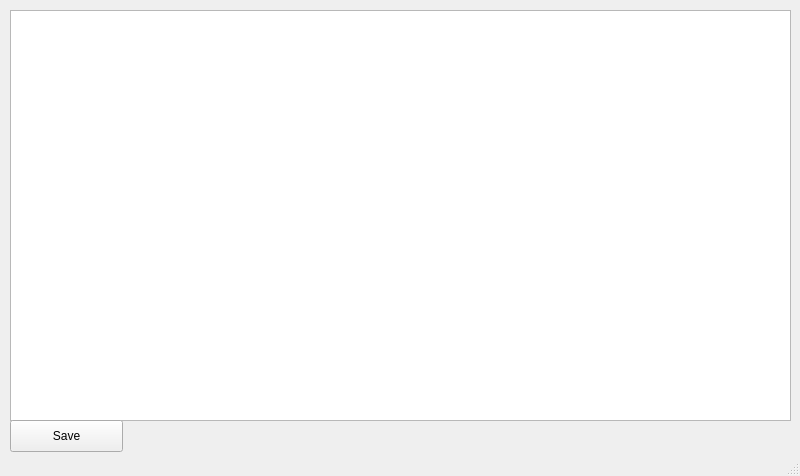
RossKnapman/QtDiary, file qtdiary.ui: the form before one commit.
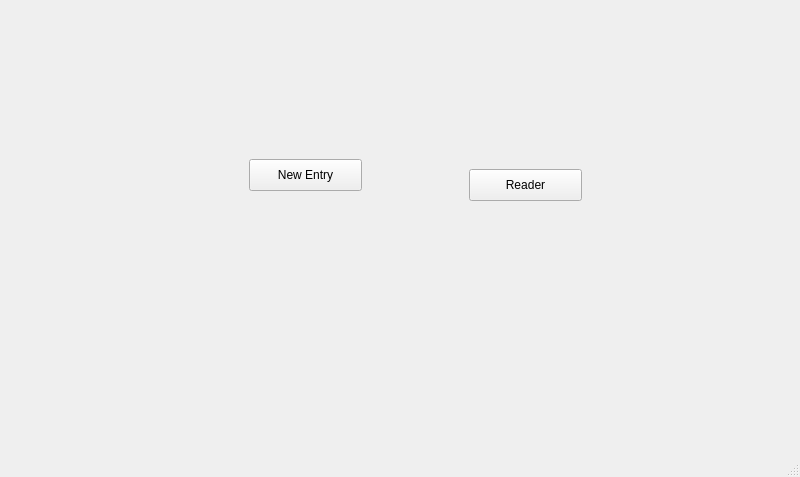
The form after the commit. The open tabs and pages were chosen to show the change.

Commit message: Can now read from the database

What changed in the file:
```diff
--- a/qtdiary.ui
+++ b/qtdiary.ui
@@ -7,28 +7,69 @@
     <x>0</x>
     <y>0</y>
     <width>800</width>
-    <height>476</height>
+    <height>477</height>
    </rect>
   </property>
   <property name="windowTitle">
    <string>QtDiary</string>
   </property>
   <widget class="QWidget" name="centralwidget">
+   <widget class="QStackedWidget" name="stackedWidget">
+    <property name="geometry">
+     <rect>
+      <x>9</x>
+      <y>9</y>
+      <width>781</width>
+      <height>431</height>
+     </rect>
+    </property>
+    <property name="currentIndex">
+     <number>2</number>
+    </property>
+    <widget class="QWidget" name="HomePage">
+     <widget class="QPushButton" name="newButton">
+      <property name="geometry">
+       <rect>
+        <x>240</x>
+        <y>150</y>
+        <width>113</width>
+        <height>32</height>
+       </rect>
+      </property>
+      <property name="text">
+       <string>New Entry</string>
+      </property>
+     </widget>
+     <widget class="QPushButton" name="readButton">
+      <property name="geometry">
+       <rect>
+        <x>460</x>
+        <y>160</y>
+        <width>113</width>
+        <height>32</height>
+       </rect>
+      </property>
+      <property name="text">
+       <string>Reader</string>
+      </property>
+     </widget>
+    </widget>
+    <widget class="QWidget" name="WritePage">
    <widget class="QTextEdit" name="textEdit">
     <property name="geometry">
      <rect>
-      <x>10</x>
-      <y>10</y>
+        <x>0</x>
+        <y>0</y>
       <width>781</width>
-      <height>411</height>
+        <height>401</height>
      </rect>
     </property>
    </widget>
    <widget class="QPushButton" name="saveButton">
     <property name="geometry">
      <rect>
-      <x>10</x>
-      <y>420</y>
+        <x>0</x>
+        <y>400</y>
       <width>113</width>
       <height>32</height>
      </rect>
@@ -36,6 +77,9 @@
     <property name="text">
      <string>Save</string>
     </property>
+     </widget>
+    </widget>
+    <widget class="QWidget" name="ReadPage"/>
    </widget>
   </widget>
   <widget class="QStatusBar" name="statusbar"/>
```
Lines whose indentation alone changed are shown as unchanged. The commit also changes 5 other files.
